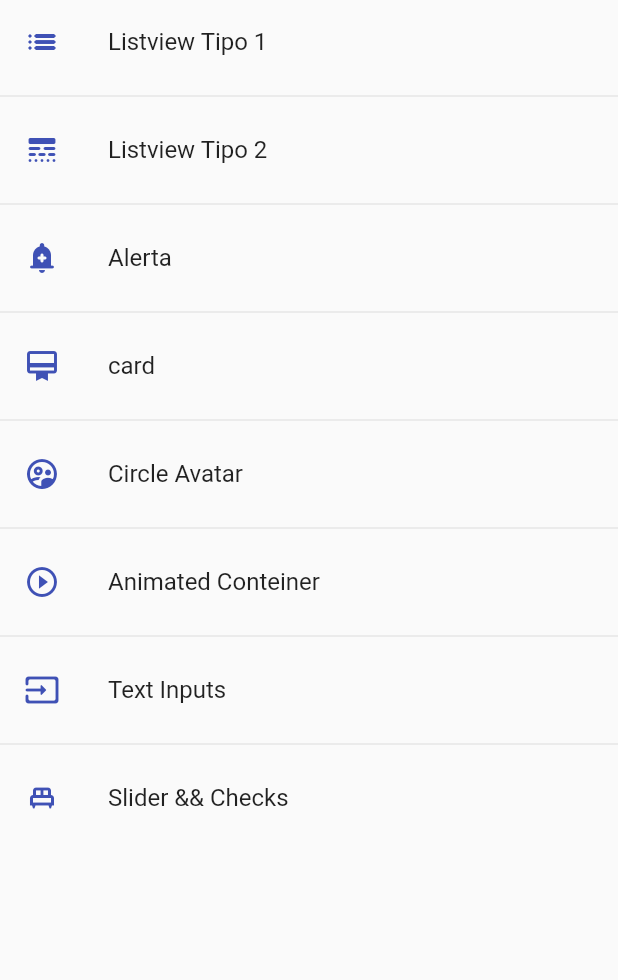
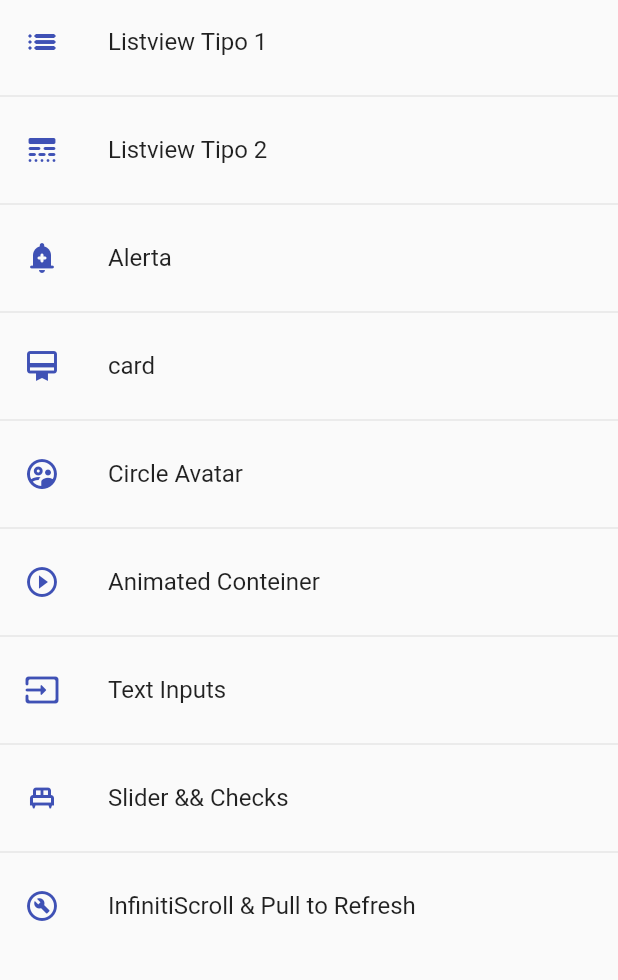
Before and after one commit to CarlosAvilesG/Flutter_Componentes, a Flutter app: the screen it shows after launch, on a phone screen of 412 x 824 dp, the part 84-1064 px from its top. Run offline on Flutter 3.47's test engine with Material 2 defaults, Android fonts, the phone set to English and light mode, and no system bars; missing offline and left inert: dart:ffi.

Commit message:
96-LiswiewScroll

```diff
--- a/lib/router/app_routes.dart
+++ b/lib/router/app_routes.dart
@@ -62,6 +62,12 @@ class AppRoutes {
       name: 'Slider && Checks',
       screen: const SliderScreen(),
     ),
+    MenuOption(
+      route: 'listViewBuider',
+      icon: Icons.build_circle_outlined,
+      name: 'InfinitiScroll & Pull to Refresh',
+      screen: const ListViewBuilderScreen(),
+    ),
   ];
 
   static Map<String, Widget Function(BuildContext)> getAppRoutes() {
--- a/lib/screens/screens.dart
+++ b/lib/screens/screens.dart
@@ -1,6 +1,7 @@
-export 'package:fl_components/screens/silder_screen.dart';
+export 'package:fl_components/screens/slider_screen.dart';
 export 'package:fl_components/screens/listview2_screen.dart';
 export 'package:fl_components/screens/listview1_screen.dart';
+export 'package:fl_components/screens/listview_builder_screen.dart';
 export 'package:fl_components/screens/inputs_screen.dart';
 export 'package:fl_components/screens/home_screen.dart';
 export 'package:fl_components/screens/card_screen.dart';
--- a/lib/screens/slider_screen.dart
+++ b/lib/screens/slider_screen.dart
@@ -64,7 +64,7 @@ class _SliderScreenState extends State<SliderScreen> {
               title: const Text('Habilitar Slider'),
               value: _sliderEnabled,
               onChanged: (value) => setState(() {
-                _sliderEnabled = value ?? true;
+                _sliderEnabled = value;
               }),
             ),
 
```
Also changed, not shown: lib/screens/listview_builder_screen.dart (added, +32 -0 lines).
